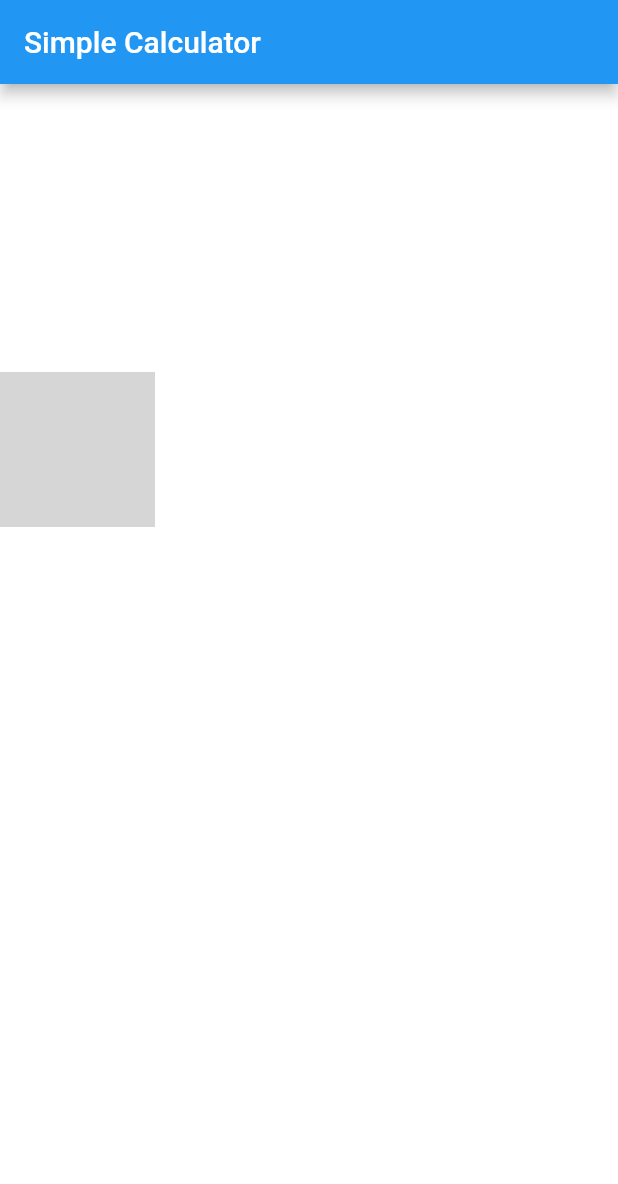
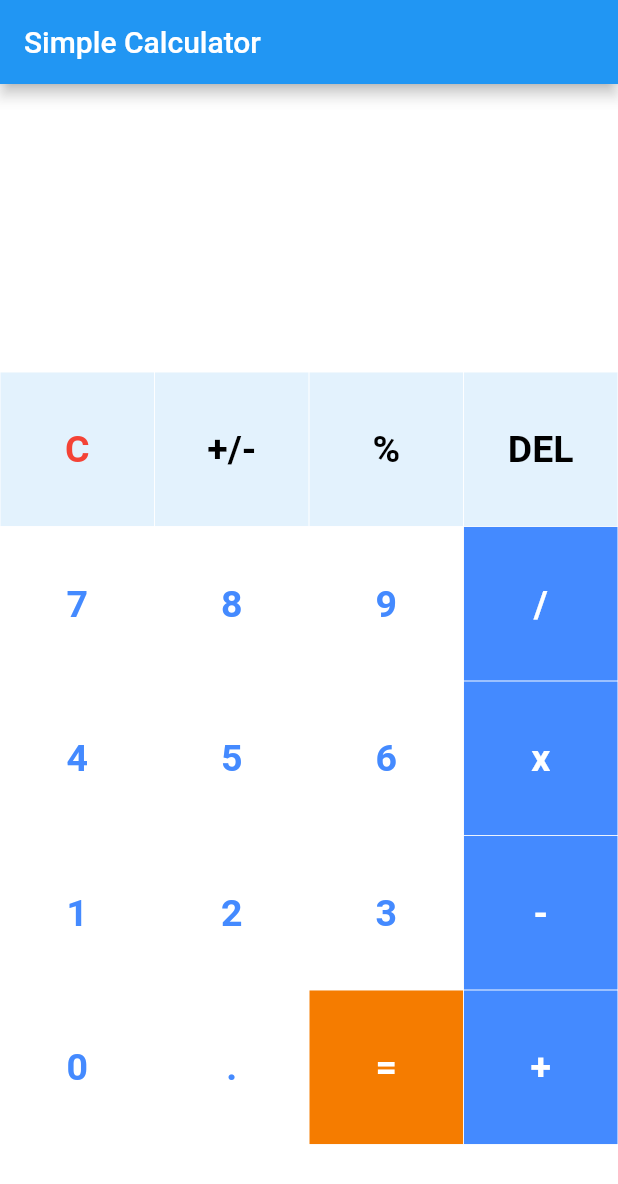
Before and after one commit to NVG-064/flutter_simple_calculator, a Flutter app: the screen it shows after launch, on a phone screen of 412 x 824 dp. Shown: the top 1184 px of the screen. Run offline on Flutter 3.47's test engine with Material 2 defaults, Android fonts, the phone set to English and light mode, and no system bars; our stand-ins replace math_expressions; grey boxes are pictures that could not be loaded.

Commit message:
Continue progress, with some unused button

```diff
--- a/lib/buttons/buttons.dart
+++ b/lib/buttons/buttons.dart
@@ -0,0 +1,37 @@
+import 'package:flutter/material.dart';
+
+class MyButton extends StatelessWidget {
+  // Variable declarartion
+  final color;
+  final textColor;
+  final String? buttonText;
+  final buttonTapped;
+
+  // Constructor
+  const MyButton({this.color, this.textColor, this.buttonText, this.buttonTapped, super.key});
+
+  @override
+  Widget build(BuildContext context) {
+    return GestureDetector(
+      onTap: buttonTapped,
+      child: Padding(
+        padding: const EdgeInsets.all(0.2),
+        child: ClipRRect(
+          // borderRadius: BorderRadius.circular(25),
+          child: Container(
+            color: color,
+            child: Center(
+              child: Text(
+                buttonText!,
+                style: TextStyle(
+                    color: textColor,
+                    fontSize: 25,
+                    fontWeight: FontWeight.bold),
+              ),
+            ),
+          ),
+        ),
+      ),
+    );
+  }
+}
--- a/lib/main.dart
+++ b/lib/main.dart
@@ -12,7 +12,7 @@ class MyApp extends StatelessWidget {
   // This widget is the root of your application.
   @override
   Widget build(BuildContext context) {
-    return MaterialApp(
+    return const MaterialApp(
         debugShowCheckedModeBanner: true, // change false or true
         home: HomePage());
   }
@@ -56,7 +56,7 @@ class _HomePageState extends State<HomePage> {
   @override
   Widget build(BuildContext context) {
     return Scaffold(
-      appBar: new AppBar(title: new Text("Simple Calculator")),
+      appBar: AppBar(title: const Text("Simple Calculator")),
       backgroundColor: Colors.white38,
       body: Column(
         children: <Widget>[
@@ -66,19 +66,20 @@ class _HomePageState extends State<HomePage> {
                   mainAxisAlignment: MainAxisAlignment.spaceEvenly,
                   children: <Widget>[
                     Container(
-                      padding: EdgeInsets.all(20),
+                      padding: const EdgeInsets.all(20),
                       alignment: Alignment.centerRight,
                       child: Text(
                         userInput,
-                        style: TextStyle(fontSize: 18, color: Colors.white),
+                        style:
+                            const TextStyle(fontSize: 18, color: Colors.white),
                       ),
                     ),
                     Container(
-                      padding: EdgeInsets.all(15),
+                      padding: const EdgeInsets.all(15),
                       alignment: Alignment.centerRight,
                       child: Text(
                         result,
-                        style: TextStyle(
+                        style: const TextStyle(
                             fontSize: 30,
                             color: Colors.white,
                             fontWeight: FontWeight.bold),
@@ -92,7 +93,7 @@ class _HomePageState extends State<HomePage> {
             child: Container(
               child: GridView.builder(
                   itemCount: buttons.length,
-                  gridDelegate: SliverGridDelegateWithFixedCrossAxisCount(
+                  gridDelegate: const SliverGridDelegateWithFixedCrossAxisCount(
                       crossAxisCount: 4),
                   itemBuilder: (BuildContext context, int index) {
                     // Clear Button
@@ -106,11 +107,74 @@ class _HomePageState extends State<HomePage> {
                           },
                           buttonText: buttons[index],
                           color: Colors.blue[50],
+                          textColor: Colors.red);
+                    }
+
+                    // Pos/Neg (+/-) Button
+                    // Unused button
+                    else if (index == 1) {
+                      return MyButton(
+                          buttonText: buttons[index],
+                          color: Colors.blue[50],
                           textColor: Colors.black);
                     }
 
-                    // Next Button
-                    // Continue later
+                    // MOD (%) Button
+                    else if (index == 2) {
+                      return MyButton(
+                          buttonTapped: () {
+                            setState(() {
+                              userInput += buttons[index];
+                            });
+                          },
+                          buttonText: buttons[index],
+                          color: Colors.blue[50],
+                          textColor: Colors.black);
+                    }
+
+                    // Delete Button
+                    // Unused button
+                    else if (index == 3) {
+                      return MyButton(
+                          buttonTapped: () {
+                            setState(() {
+                              userInput.substring(userInput.length - 1);
+                            });
+                          },
+                          buttonText: buttons[index],
+                          color: Colors.blue[50],
+                          textColor: Colors.black);
+                    }
+
+                    // Equal_to Button
+                    else if (index == 18) {
+                      return MyButton(
+                          buttonTapped: () {
+                            setState(() {
+                              equalPressed();
+                            });
+                          },
+                          buttonText: buttons[index],
+                          color: Colors.orange[700],
+                          textColor: Colors.white);
+                    }
+
+                    // Other Buttons
+                    else {
+                      return MyButton(
+                          buttonTapped: () {
+                            setState(() {
+                              userInput += buttons[index];
+                            });
+                          },
+                          buttonText: buttons[index],
+                          color: isOperator(buttons[index])
+                              ? Colors.blueAccent
+                              : Colors.white,
+                          textColor: isOperator(buttons[index])
+                              ? Colors.white
+                              : Colors.blueAccent);
+                    }
                   }),
             ),
           )
@@ -118,4 +182,29 @@ class _HomePageState extends State<HomePage> {
       ),
     );
   }
+
+  bool isOperator(String buttonText) {
+    if (buttonText == '/' ||
+        buttonText == 'x' ||
+        buttonText == '-' ||
+        buttonText == '+' ||
+        buttonText == '=') {
+      return true;
+    }
+
+    return false;
+  }
+
+  // Function to calculate the input opreation
+  void equalPressed() {
+    String finalUserInput = userInput;
+    finalUserInput = userInput.replaceAll('x', '*');
+
+    // Imported from package math_expressions
+    Parser parser = Parser();
+    Expression expression = parser.parse(finalUserInput);
+    ContextModel contextModel = ContextModel();
+    double evaluate = expression.evaluate(EvaluationType.REAL, contextModel);
+    result = evaluate.toString();
+  }
 }
```
Also changed, not shown: 1 other file.
